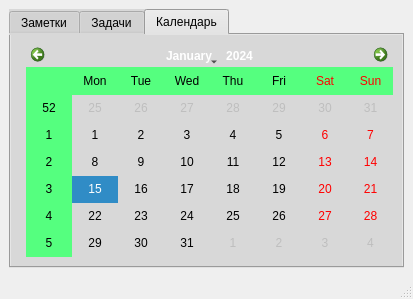
Before: the Qt Designer form test_maket.ui in Dragonfly774/daily, drawn with Qt 5.
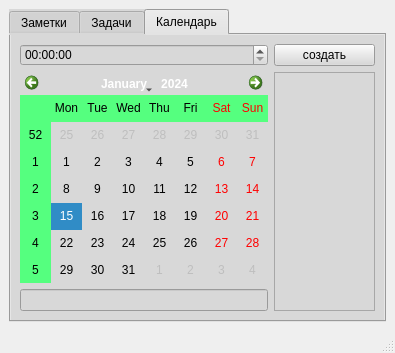
After: the same form once the commit is applied. The open tabs and pages were chosen to show the change.

The edit to the form file:
```diff
--- a/test_maket.ui
+++ b/test_maket.ui
@@ -6,8 +6,8 @@
    <rect>
     <x>0</x>
     <y>0</y>
-    <width>413</width>
-    <height>299</height>
+    <width>395</width>
+    <height>353</height>
    </rect>
   </property>
   <property name="windowTitle">
@@ -74,14 +74,30 @@
        <attribute name="title">
         <string>Календарь</string>
        </attribute>
-       <layout class="QFormLayout" name="formLayout_2">
+       <layout class="QGridLayout" name="gridLayout_2">
+        <item row="0" column="0">
+         <widget class="QTimeEdit" name="timeEdit"/>
+        </item>
         <item row="0" column="1">
+         <widget class="QPushButton" name="pushButton">
+          <property name="text">
+           <string>создать</string>
+          </property>
+         </widget>
+        </item>
+        <item row="1" column="0">
          <widget class="QCalendarWidget" name="calendarWidget">
           <property name="styleSheet">
            <string notr="true">alternate-background-color: rgb(85, 255, 127);</string>
           </property>
          </widget>
         </item>
+        <item row="2" column="0">
+         <widget class="QLineEdit" name="lineEdit"/>
+        </item>
+        <item row="1" column="1" rowspan="2">
+         <widget class="QListView" name="listView"/>
+        </item>
        </layout>
       </widget>
      </widget>
```
Left out of the diff: 15 changed lines with no effect on the pictures.
